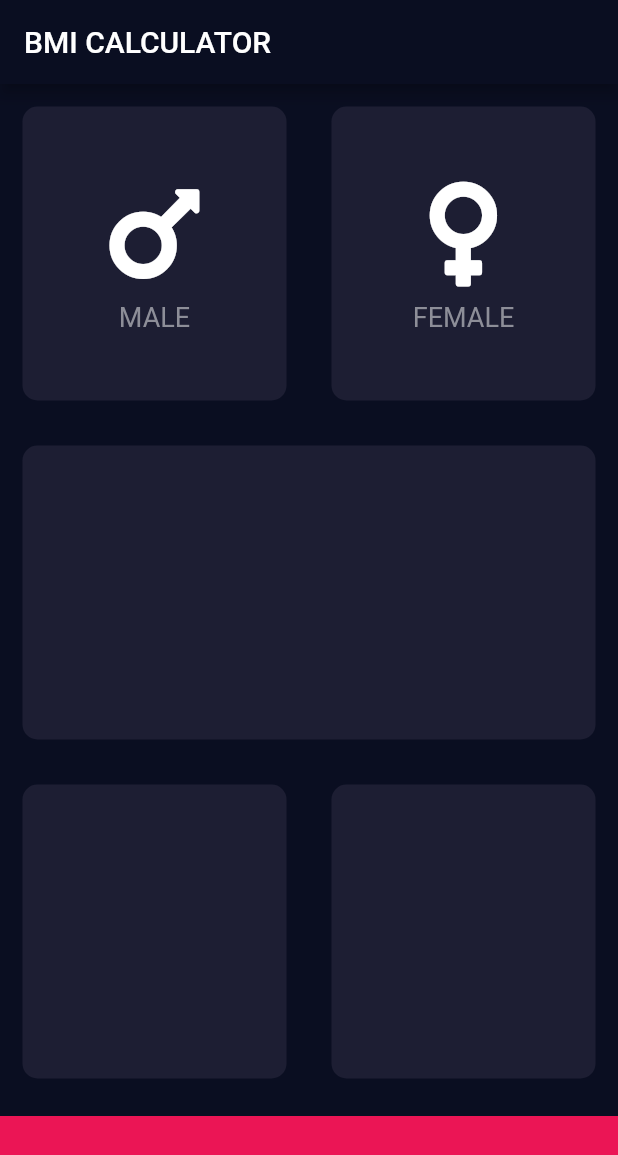
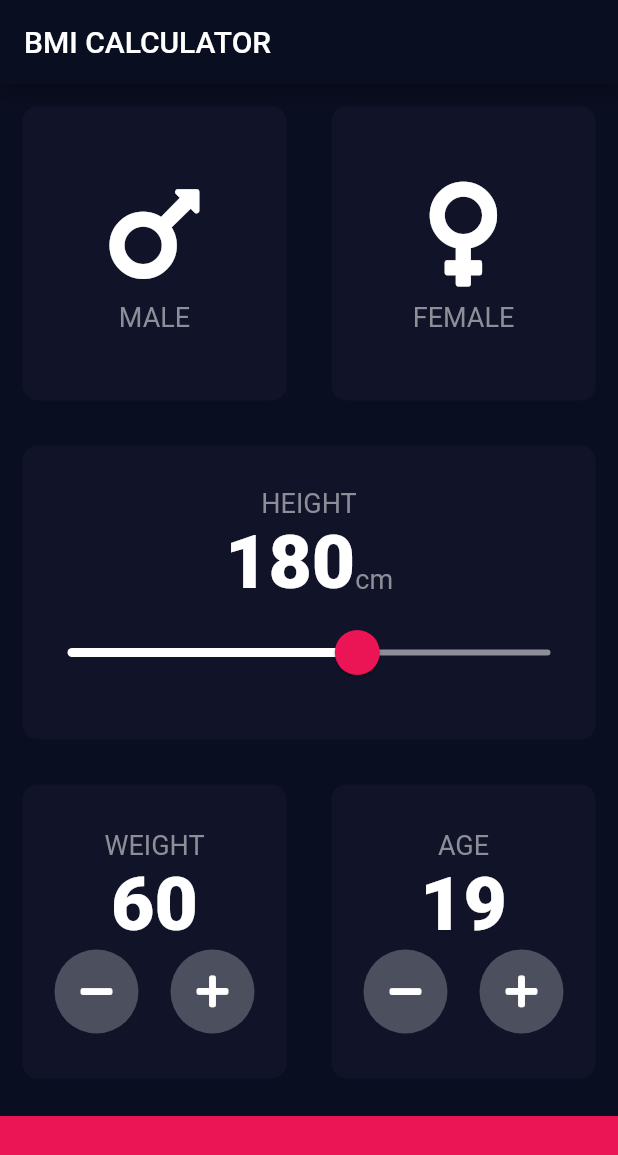
Before and after one commit to JordiGilTomas/flutter-appbreweryCourse, a Flutter app: the screen it shows after launch, on a phone screen of 412 x 824 dp. Shown: the top 1155 px of the screen. Run offline on Flutter 3.47's test engine with Material 2 defaults, Android fonts, the phone set to English and light mode, and no system bars; our stand-ins replace audioplayers, font_awesome_flutter, google_fonts, rflutter_alert.

Commit message:
bmi-calculator 12/16

```diff
--- /dev/null
+++ b/bmi-calculator-flutter/lib/card_fabs.dart
@@ -0,0 +1,57 @@
+import 'package:flutter/material.dart';
+import 'package:font_awesome_flutter/font_awesome_flutter.dart';
+
+import 'constants.dart';
+import 'reusable_card.dart';
+
+class CardFabs extends StatelessWidget {
+  final String label;
+  final int item;
+  final Function add;
+  final Function remove;
+
+  CardFabs({this.label, this.item, this.add, this.remove});
+
+  @override
+  Widget build(BuildContext context) {
+    return Expanded(
+      child: ReusableCard(
+        color: kInactiveCardColor,
+        cardChild: Column(
+          mainAxisAlignment: MainAxisAlignment.center,
+          children: <Widget>[
+            Text(label, style: kLabelTextStyle),
+            Text(item.toString(), style: kNumberTextStyle),
+            Row(
+              mainAxisAlignment: MainAxisAlignment.spaceEvenly,
+              children: <Widget>[
+                RoundIconButton(
+                    icon: FontAwesomeIcons.minus, onPressed: remove),
+                RoundIconButton(icon: FontAwesomeIcons.plus, onPressed: add)
+              ],
+            )
+          ],
+        ),
+      ),
+    );
+  }
+}
+
+class RoundIconButton extends StatelessWidget {
+  RoundIconButton({this.icon, this.onPressed});
+
+  final IconData icon;
+  final Function onPressed;
+
+  @override
+  Widget build(BuildContext context) {
+    return RawMaterialButton(
+      elevation: 0.0,
+      child: Icon(icon),
+      constraints: BoxConstraints.tightFor(width: 56.0, height: 56.0),
+      shape: CircleBorder(),
+      fillColor: Color(0xFF4C4F5E),
+      onPressed: onPressed,
+    );
+  }
+}
--- /dev/null
+++ b/bmi-calculator-flutter/lib/constants.dart
@@ -0,0 +1,15 @@
+import 'package:flutter/material.dart';
+
+const kBottomContainerHeigh = 80.0;
+const kBottomContainerColor = Color(0xFFEB1555);
+const kActiveCardColor = Color(0xFF1D1E33);
+const kInactiveCardColor = Color(0xFF111328);
+
+const kLabelTextStyle = TextStyle(
+  fontSize: 18.0,
+  color: Color(0xFF8D8E98),
+);
+const kNumberTextStyle = TextStyle(
+  fontSize: 50.0,
+  fontWeight: FontWeight.w900,
+);
--- a/bmi-calculator-flutter/lib/icon_content.dart
+++ b/bmi-calculator-flutter/lib/icon_content.dart
@@ -1,7 +1,6 @@
 import 'package:flutter/material.dart';
 import 'package:font_awesome_flutter/font_awesome_flutter.dart';
-
-const textStyle = TextStyle(fontSize: 18.0, color: Color(0xFF8D8E98));
+import 'constants.dart';
 
 class IconContent extends StatelessWidget {
   final IconData icon;
@@ -21,7 +20,7 @@ class IconContent extends StatelessWidget {
         SizedBox(
           height: 5.0,
         ),
-        Text(text, style: textStyle),
+        Text(text, style: kLabelTextStyle),
       ],
     );
   }
--- a/bmi-calculator-flutter/lib/input_page.dart
+++ b/bmi-calculator-flutter/lib/input_page.dart
@@ -2,10 +2,13 @@ import 'package:flutter/material.dart';
 import 'package:font_awesome_flutter/font_awesome_flutter.dart';
 import 'icon_content.dart';
 import 'reusable_card.dart';
+import 'constants.dart';
+import 'card_fabs.dart';
 
-const bottomContainerHeigh = 80.0;
-const bottomContainerColor = Color(0xFFEB1555);
-const cardColor = Color(0xFF1D1E33);
+enum Gender {
+  male,
+  female,
+}
 
 class InputPage extends StatefulWidget {
   @override
@@ -13,6 +16,23 @@ class InputPage extends StatefulWidget {
 }
 
 class _InputPageState extends State<InputPage> {
+  Gender selectedGender;
+  int height = 180;
+  int weight = 60;
+  int age = 19;
+
+  void setGenderMale() {
+    setState(() {
+      selectedGender = Gender.male;
+    });
+  }
+
+  void setGenderFemale() {
+    setState(() {
+      selectedGender = Gender.female;
+    });
+  }
+
   @override
   Widget build(BuildContext context) {
     return Scaffold(
@@ -25,19 +45,27 @@ class _InputPageState extends State<InputPage> {
               child: Row(
                 children: <Widget>[
                   Expanded(
-                      child: ReusableCard(
-                          color: cardColor,
-                          cardChild: IconContent(
-                            icon: FontAwesomeIcons.mars,
-                            text: 'MALE',
-                          ))),
+                    child: ReusableCard(
+                      color: selectedGender == Gender.male
+                          ? kActiveCardColor
+                          : kInactiveCardColor,
+                      cardChild: IconContent(
+                        icon: FontAwesomeIcons.mars,
+                        text: 'MALE',
+                      ),
+                      onTap: setGenderMale,
+                    ),
+                  ),
                   Expanded(
                     child: ReusableCard(
-                      color: cardColor,
+                      color: selectedGender == Gender.female
+                          ? kActiveCardColor
+                          : kInactiveCardColor,
                       cardChild: IconContent(
                         icon: FontAwesomeIcons.venus,
                         text: 'FEMALE',
                       ),
+                      onTap: setGenderFemale,
                     ),
                   ),
                 ],
@@ -48,7 +76,48 @@ class _InputPageState extends State<InputPage> {
                 children: <Widget>[
                   Expanded(
                     child: ReusableCard(
-                      color: cardColor,
+                      color: kInactiveCardColor,
+                      cardChild: Column(
+                        mainAxisAlignment: MainAxisAlignment.center,
+                        children: <Widget>[
+                          Text(
+                            'HEIGHT',
+                            style: kLabelTextStyle,
+                          ),
+                          Row(
+                            textBaseline: TextBaseline.alphabetic,
+                            mainAxisAlignment: MainAxisAlignment.center,
+                            crossAxisAlignment: CrossAxisAlignment.baseline,
+                            children: <Widget>[
+                              Text(height.toString(), style: kNumberTextStyle),
+                              Text(
+                                'cm',
+                                style: kLabelTextStyle,
+                              )
+                            ],
+                          ),
+                          SliderTheme(
+                            data: SliderTheme.of(context).copyWith(
+                                activeTrackColor: Colors.white,
+                                inactiveTrackColor: Color(0XFF8D8E98),
+                                thumbColor: Color(0XFFEB1555),
+                                overlayColor: Color(0X29EB1555),
+                                thumbShape: RoundSliderThumbShape(
+                                    enabledThumbRadius: 15.0),
+                                overlayShape: RoundSliderOverlayShape(
+                                    overlayRadius: 30.0)),
+                            child: Slider(
+                                value: height.toDouble(),
+                                min: 120.0,
+                                max: 220.0,
+                                onChanged: (double newValue) {
+                                  setState(() {
+                                    height = newValue.round();
+                                  });
+                                }),
+                          )
+                        ],
+                      ),
                     ),
                   ),
                 ],
@@ -57,15 +126,25 @@ class _InputPageState extends State<InputPage> {
             Expanded(
               child: Row(
                 children: <Widget>[
-                  Expanded(child: ReusableCard(color: cardColor)),
-                  Expanded(child: ReusableCard(color: cardColor)),
+                  CardFabs(
+                    label: 'WEIGHT',
+                    item: weight,
+                    add: () => setState(() => weight += 1),
+                    remove: () => setState(() => weight -= 1),
+                  ),
+                  CardFabs(
+                    label: 'AGE',
+                    item: age,
+                    add: () => setState(() => age += 1),
+                    remove: () => setState(() => age -= 1),
+                  ),
                 ],
               ),
             ),
             Container(
-                height: bottomContainerHeigh,
+                height: kBottomContainerHeigh,
                 width: double.infinity,
-                color: bottomContainerColor,
+                color: kBottomContainerColor,
                 margin: EdgeInsets.only(top: 10.0))
           ],
         ));
--- a/bmi-calculator-flutter/lib/reusable_card.dart
+++ b/bmi-calculator-flutter/lib/reusable_card.dart
@@ -1,20 +1,24 @@
 import 'package:flutter/material.dart';
 
 class ReusableCard extends StatelessWidget {
+  ReusableCard({@required this.color, this.cardChild, this.onTap});
+
   final Color color;
   final Widget cardChild;
-
-  ReusableCard({@required this.color, this.cardChild});
+  final Function onTap;
 
   @override
   Widget build(BuildContext context) {
-    return Container(
-      child: cardChild,
-      margin: EdgeInsets.all(15.0),
-      decoration: BoxDecoration(
-        color: color,
-        borderRadius: BorderRadius.circular(10.0),
+    return GestureDetector(
+      child: Container(
+        child: cardChild,
+        margin: EdgeInsets.all(15.0),
+        decoration: BoxDecoration(
+          color: color,
+          borderRadius: BorderRadius.circular(10.0),
+        ),
       ),
+      onTap: onTap,
     );
   }
 }
```
